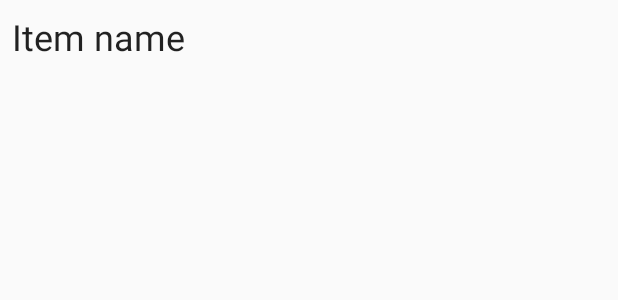
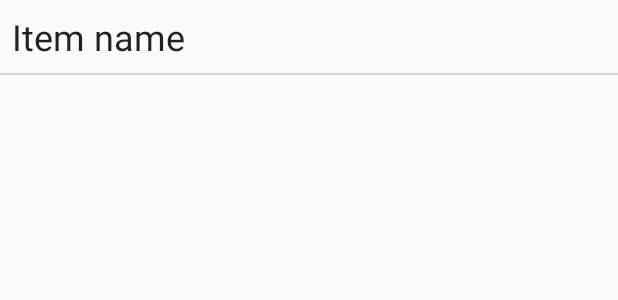
Before and after one commit to izderadicka/audioserve-android, an Android app: the layout folder_item.xml on its own in the app's theme, with its tools: preview values and no code run, on a phone screen of 412 x 824 dp. Shown: the top 300 px of the screen. Run offline under Robolectric (Android 15) with nearby library versions, the phone set to English and light mode, and no system bars; network calls fail.

Commit message:
Improving folders view - separator and file details

```diff
--- a/app/src/main/res/layout/folder_item.xml
+++ b/app/src/main/res/layout/folder_item.xml
@@ -8,14 +8,24 @@
 
     <TextView
         android:id="@+id/folderItemName"
+        style="@style/TextAppearance.AppCompat.Headline"
         android:layout_width="0dp"
         android:layout_height="wrap_content"
         android:layout_marginEnd="8dp"
         android:layout_marginStart="8dp"
         android:layout_marginTop="8dp"
-        tools:text="Item name"
-        style="@style/TextAppearance.AppCompat.Headline"
         app:layout_constraintEnd_toEndOf="parent"
         app:layout_constraintStart_toStartOf="parent"
-        app:layout_constraintTop_toTopOf="parent" />
+        app:layout_constraintTop_toTopOf="parent"
+        tools:text="Item name" />
+
+    <View
+        android:id="@+id/separator"
+        android:layout_width="match_parent"
+        android:layout_height="1dp"
+        android:background="@color/list_separator"
+        app:layout_constraintTop_toBottomOf="@id/folderItemName"
+        android:layout_marginTop="8dp"
+        />
+
 </android.support.constraint.ConstraintLayout>
```
